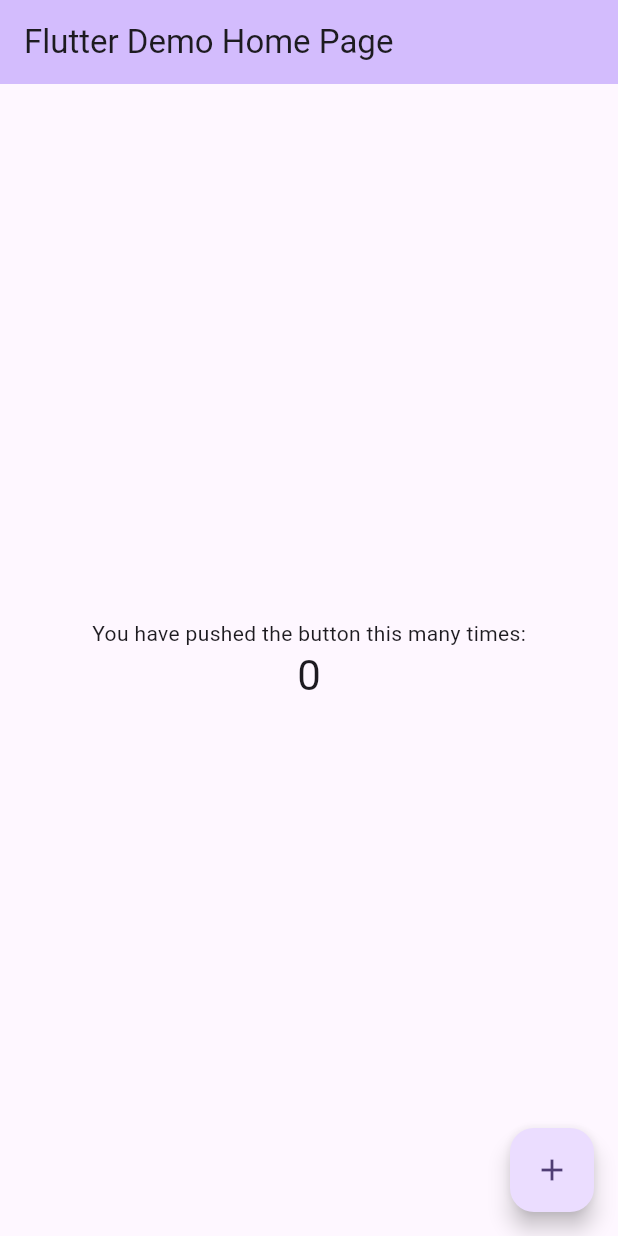
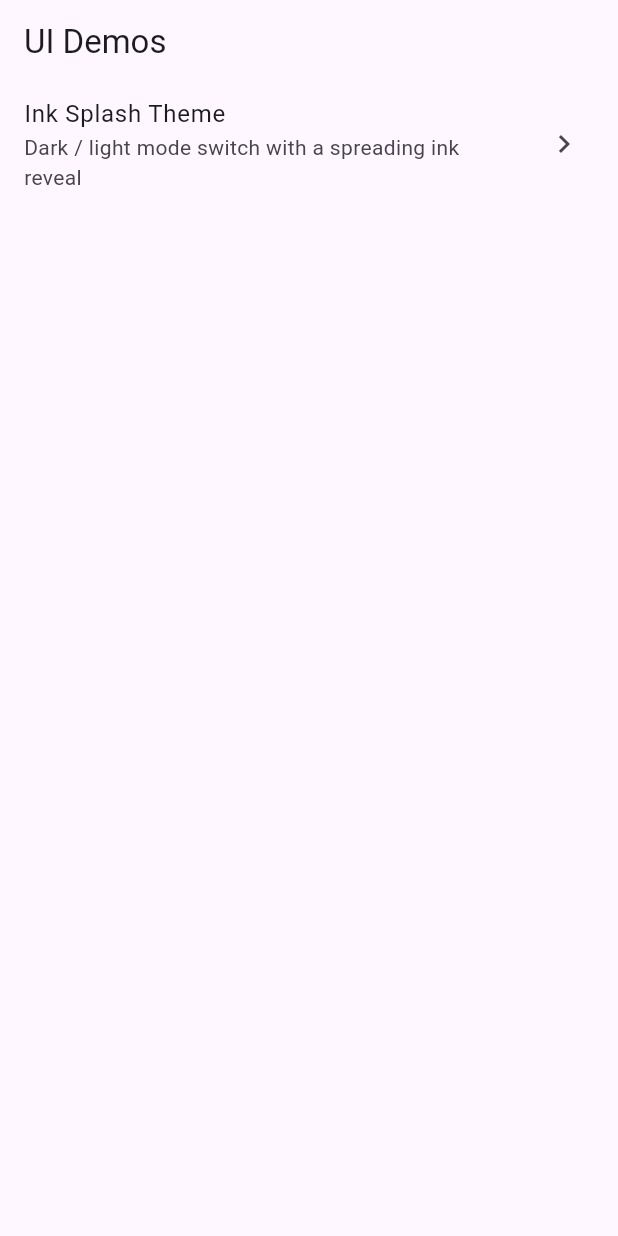
Before and after one commit to Tarikul-Islam-Shykat/ui-demo, a Flutter app: the screen it shows after launch, on a phone screen of 412 x 824 dp. Run offline on Flutter 3.47's test engine with Material 3 defaults, Android fonts, the phone set to English and light mode, and no system bars.

Commit message:
Add Ink Splash Theme demo and update main app structure

```diff
--- a/lib/main.dart
+++ b/lib/main.dart
@@ -1,121 +1,59 @@
 import 'package:flutter/material.dart';
+
+import 'demos/ink_splash_theme/ink_splash_theme_demo.dart';
 
 void main() {
   runApp(const MyApp());
 }
 
+/// One entry per demo. Each demo lives in its own folder under lib/demos/.
+class DemoEntry {
+  const DemoEntry(this.title, this.description, this.builder);
+  final String title;
+  final String description;
+  final WidgetBuilder builder;
+}
+
+final demos = <DemoEntry>[
+  DemoEntry(
+    'Ink Splash Theme',
+    'Dark / light mode switch with a spreading ink reveal',
+    (_) => const InkSplashThemeDemo(),
+  ),
+];
+
 class MyApp extends StatelessWidget {
   const MyApp({super.key});
 
-  // This widget is the root of your application.
   @override
   Widget build(BuildContext context) {
     return MaterialApp(
-      title: 'Flutter Demo',
-      theme: ThemeData(
-        // This is the theme of your application.
-        //
-        // TRY THIS: Try running your application with "flutter run". You'll see
-        // the application has a purple toolbar. Then, without quitting the app,
-        // try changing the seedColor in the colorScheme below to Colors.green
-        // and then invoke "hot reload" (save your changes or press the "hot
-        // reload" button in a Flutter-supported IDE, or press "r" if you used
-        // the command line to start the app).
-        //
-        // Notice that the counter didn't reset back to zero; the application
-        // state is not lost during the reload. To reset the state, use hot
-        // restart instead.
-        //
-        // This works for code too, not just values: Most code changes can be
-        // tested with just a hot reload.
-        colorScheme: .fromSeed(seedColor: Colors.deepPurple),
-      ),
-      home: const MyHomePage(title: 'Flutter Demo Home Page'),
+      title: 'UI Demo',
+      theme: ThemeData(colorScheme: .fromSeed(seedColor: Colors.deepPurple)),
+      home: const DemoListPage(),
     );
   }
 }
 
-class MyHomePage extends StatefulWidget {
-  const MyHomePage({super.key, required this.title});
-
-  // This widget is the home page of your application. It is stateful, meaning
-  // that it has a State object (defined below) that contains fields that affect
-  // how it looks.
-
-  // This class is the configuration for the state. It holds the values (in this
-  // case the title) provided by the parent (in this case the App widget) and
-  // used by the build method of the State. Fields in a Widget subclass are
-  // always marked "final".
-
-  final String title;
-
-  @override
-  State<MyHomePage> createState() => _MyHomePageState();
-}
-
-class _MyHomePageState extends State<MyHomePage> {
-  int _counter = 0;
-
-  void _incrementCounter() {
-    setState(() {
-      // This call to setState tells the Flutter framework that something has
-      // changed in this State, which causes it to rerun the build method below
-      // so that the display can reflect the updated values. If we changed
-      // _counter without calling setState(), then the build method would not be
-      // called again, and so nothing would appear to happen.
-      _counter++;
-    });
-  }
+class DemoListPage extends StatelessWidget {
+  const DemoListPage({super.key});
 
   @override
   Widget build(BuildContext context) {
-    // This method is rerun every time setState is called, for instance as done
-    // by the _incrementCounter method above.
-    //
-    // The Flutter framework has been optimized to make rerunning build methods
-    // fast, so that you can just rebuild anything that needs updating rather
-    // than having to individually change instances of widgets.
     return Scaffold(
-      appBar: AppBar(
-        // TRY THIS: Try changing the color here to a specific color (to
-        // Colors.amber, perhaps?) and trigger a hot reload to see the AppBar
-        // change color while the other colors stay the same.
-        backgroundColor: Theme.of(context).colorScheme.inversePrimary,
-        // Here we take the value from the MyHomePage object that was created by
-        // the App.build method, and use it to set our appbar title.
-        title: Text(widget.title),
-      ),
-      body: Center(
-        // Center is a layout widget. It takes a single child and positions it
-        // in the middle of the parent.
-        child: Column(
-          // Column is also a layout widget. It takes a list of children and
-          // arranges them vertically. By default, it sizes itself to fit its
-          // children horizontally, and tries to be as tall as its parent.
-          //
-          // Column has various properties to control how it sizes itself and
-          // how it positions its children. Here we use mainAxisAlignment to
-          // center the children vertically; the main axis here is the vertical
-          // axis because Columns are vertical (the cross axis would be
-          // horizontal).
-          //
-          // TRY THIS: Invoke "debug painting" (choose the "Toggle Debug Paint"
-          // action in the IDE, or press "p" in the console), to see the
-          // wireframe for each widget.
-          mainAxisAlignment: .center,
-          children: [
-            const Text('You have pushed the button this many times:'),
-            Text(
-              '$_counter',
-              style: Theme.of(context).textTheme.headlineMedium,
+      appBar: AppBar(title: const Text('UI Demos')),
+      body: ListView(
+        children: [
+          for (final d in demos)
+            ListTile(
+              title: Text(d.title),
+              subtitle: Text(d.description),
+              trailing: const Icon(Icons.chevron_right),
+              onTap: () =>
+                  Navigator.of(context)
+                      .push(MaterialPageRoute(builder: d.builder)),
             ),
-          ],
-        ),
-      ),
-      floatingActionButton: FloatingActionButton(
-        onPressed: _incrementCounter,
-        tooltip: 'Increment',
-        child: const Icon(Icons.add),
+        ],
       ),
     );
   }
```
Also changed, not shown: lib/demos/ink_splash_theme/ink_splash_theme_demo.dart (added, +463 -0 lines), 1 other file.
